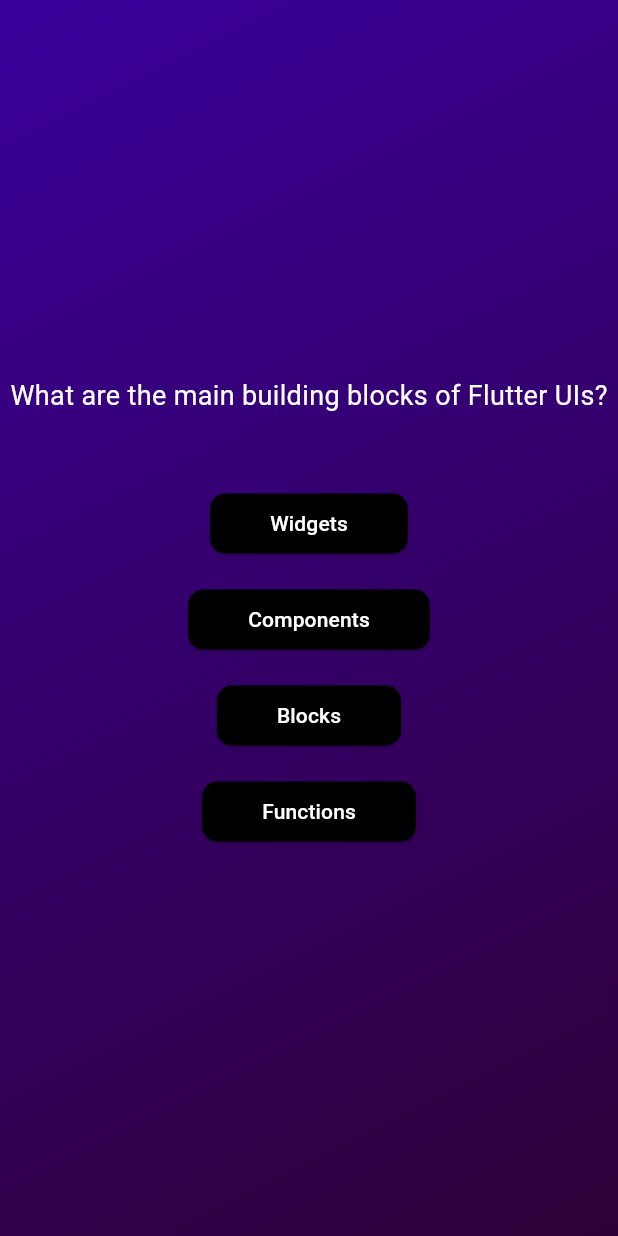
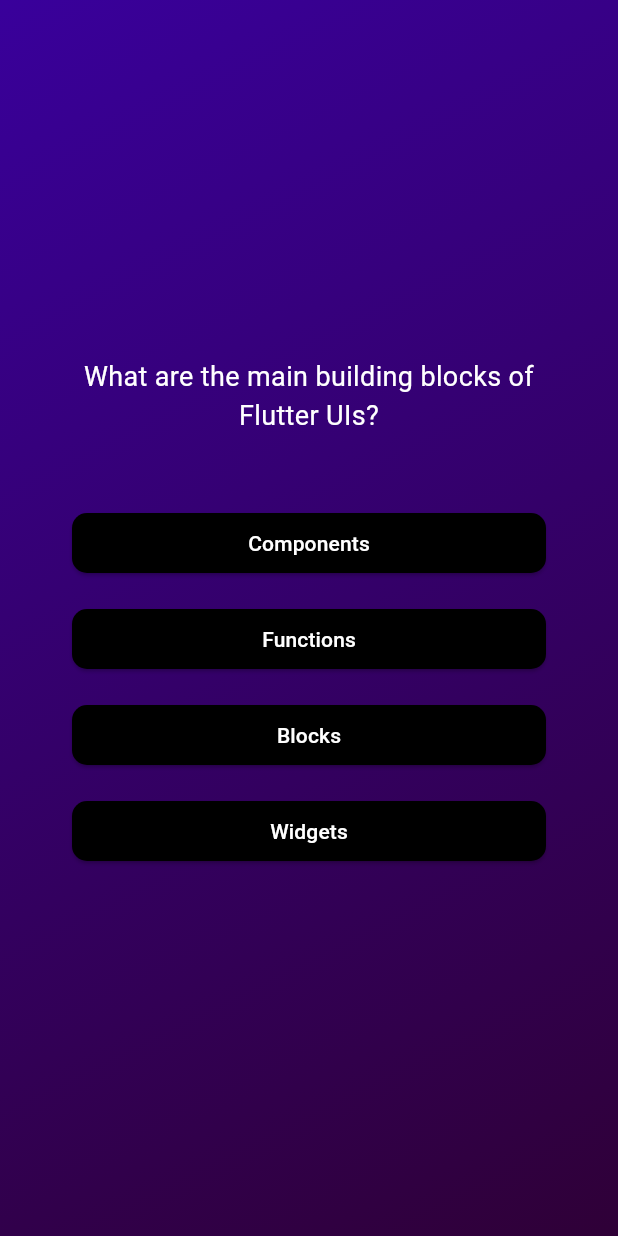
Before and after one commit to GKoukounis/adv_basics, a Flutter app: the screen it shows after launch, after a tap on "Start Quiz", on a phone screen of 412 x 824 dp. Run offline on Flutter 3.47's test engine with Material 3 defaults, Android fonts, the phone set to English and light mode, and no system bars.

```diff
--- a/lib/models/quiz_question.dart
+++ b/lib/models/quiz_question.dart
@@ -3,4 +3,10 @@ class QuizQuestion {
   final List<String> answers;
 
   QuizQuestion(this.question, this.answers);
+
+  List<String> getShuffledAnswers() {
+    final shuffledList = List.of(answers);
+    shuffledList.shuffle();
+    return shuffledList;
+  }
 }
--- a/lib/questions_screen.dart
+++ b/lib/questions_screen.dart
@@ -13,18 +13,27 @@ class _QuestionsScreenState extends State<QuestionsScreen> {
 
   @override
   Widget build(BuildContext context) {
+    final currentQuestion = questions[0];
+
     return SizedBox(
       width: double.infinity,
+      child: Container(
+        margin: const EdgeInsets.all(40),
         child: Column(
           mainAxisAlignment: MainAxisAlignment.center,
+          crossAxisAlignment: CrossAxisAlignment.stretch,
           children: [
-          Text(questions[0].question,
-              style: const TextStyle(fontSize: 18, color: Colors.white)),
+            Text(
+              currentQuestion.question,
+              style: const TextStyle(fontSize: 18, color: Colors.white),
+              textAlign: TextAlign.center,
+            ),
             const SizedBox(height: 40),
-          for (var i = 0; i < questions[0].answers.length; i++)
-            QuestionButton(onTap: onTap, i: i),
-
+            ...currentQuestion.getShuffledAnswers().map((answer) {
+              return QuestionButton(onTap: onTap, answerText: answer);
+            }),
           ],
+        ),
       ),
     );
   }
@@ -34,11 +43,11 @@ class QuestionButton extends StatelessWidget {
   const QuestionButton({
     super.key,
     required this.onTap,
-    required this.i,
+    required this.answerText,
   });
 
   final void Function() onTap;
-  final int i;
+  final String answerText;
 
   @override
   Widget build(BuildContext context) {
@@ -53,7 +62,7 @@ class QuestionButton extends StatelessWidget {
               shape: RoundedRectangleBorder(
                 borderRadius: BorderRadius.circular(10.0),
               )),
-          child: Text(questions[0].answers[i])),
+          child: Text(answerText)),
     );
   }
 }
```
Lines whose indentation alone changed are shown as unchanged.
